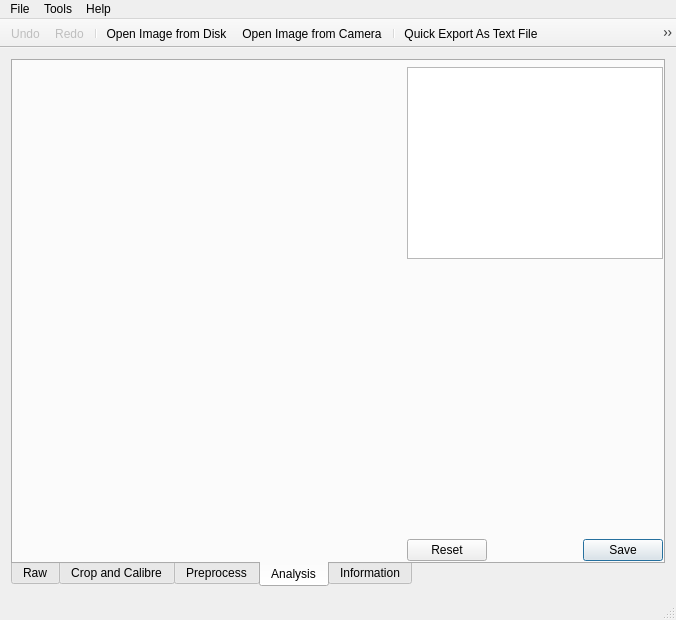
This is gui/mainwindow.ui in librehat/caiga as Qt 5 draws it before an edit. The edited form follows.
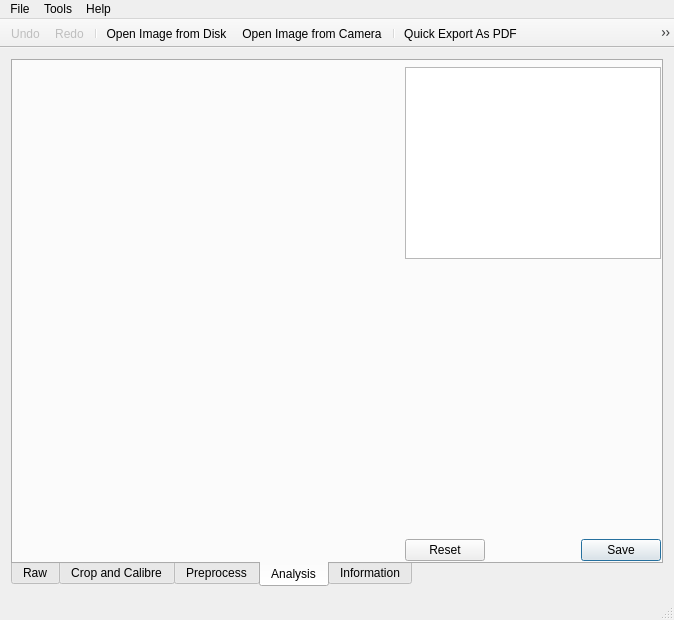
This is the edited form. Icons and pictures are not drawn. Custom widgets are drawn as their Qt base class.

Commit message: we export pdf instead of txt.

Patch:
```diff
--- a/gui/mainwindow.ui
+++ b/gui/mainwindow.ui
@@ -6,7 +6,7 @@
    <rect>
     <x>0</x>
     <y>0</y>
-    <width>676</width>
+    <width>674</width>
     <height>620</height>
    </rect>
   </property>
@@ -562,7 +562,7 @@
     <rect>
      <x>0</x>
      <y>0</y>
-     <width>676</width>
+     <width>674</width>
      <height>22</height>
     </rect>
    </property>
@@ -762,7 +762,7 @@
     </iconset>
    </property>
    <property name="text">
-    <string>Quick Export As Text File</string>
+    <string>Quick Export As PDF</string>
    </property>
    <property name="toolTip">
     <string>Export information as plain text file using the image's filename as its filename.</string>
```
Left out of the diff: 4 changed lines with no effect on the pictures. The commit also changes 9 other files.
